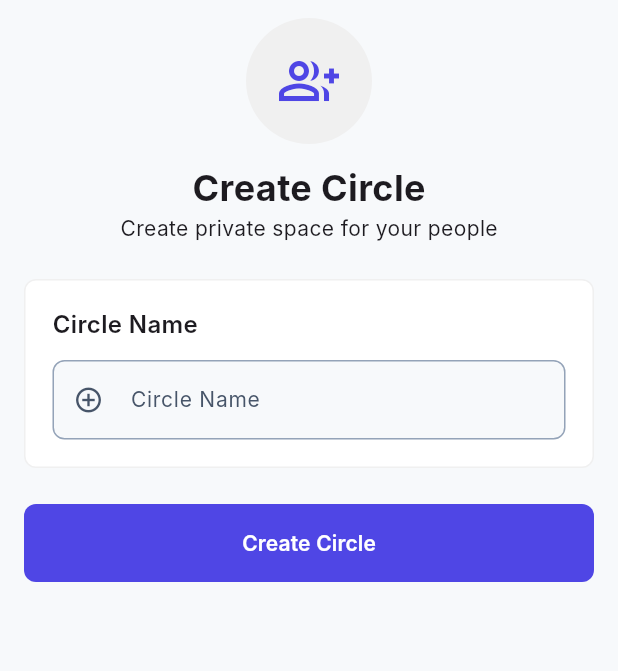
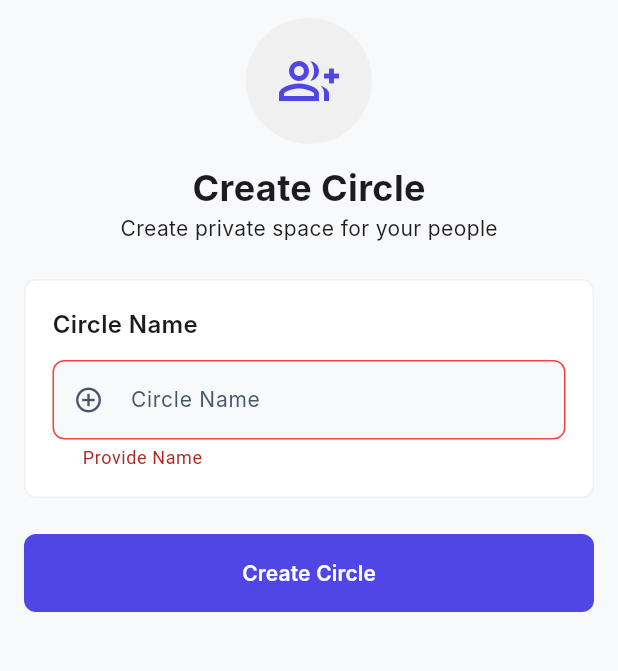
Before and after one commit to madhav-gaur/Circlo, a Flutter app: the CreateCircle screen opened by its route, after a tap on "Create Circle", on a phone screen of 412 x 824 dp, the part 84-755 px from its top. Run offline on Flutter 3.47's test engine with Material 3 defaults, Android fonts, the phone set to English and light mode, and no system bars; our stand-ins replace cloud_firestore, firebase_auth, firebase_core, flutter_riverpod, go_router, share_plus; accounts and stored records are empty; Roboto replaces fonts that are missing (Inter).

Commit message:
feat(Cirlce): Circle Creation Done

```diff
--- a/lib/core/router/router.dart
+++ b/lib/core/router/router.dart
@@ -1,8 +1,9 @@
 import 'package:circlo/core/router/routes.dart';
 import 'package:circlo/features/auth/screens/signin.dart';
 import 'package:circlo/features/auth/screens/signup.dart';
-import 'package:circlo/features/circles/create_circle.dart';
-import 'package:circlo/features/circles/dashboard.dart';
+import 'package:circlo/features/circles/screens/circle_created.dart';
+import 'package:circlo/features/circles/screens/create_circle.dart';
+import 'package:circlo/features/circles/screens/dashboard.dart';
 import 'package:firebase_auth/firebase_auth.dart';
 import 'package:go_router/go_router.dart';
 
@@ -37,5 +38,13 @@ final GoRouter appRouter = GoRouter(
       path: AppRoutes.createCircle,
       builder: (context, state) => CreateCircle(),
     ),
+    GoRoute(
+      path: AppRoutes.circleCreated,
+      builder: (context, state) {
+            final circleId = state.pathParameters['circleId']!;
+
+        return CircleCreated(circleId: circleId);
+      },
+    ),
   ],
 );
--- a/lib/core/router/routes.dart
+++ b/lib/core/router/routes.dart
@@ -3,4 +3,5 @@ class AppRoutes{
   static const signup = "/signup";
   static const signin = "/signin";
   static const createCircle = "/create-circle";
+  static const circleCreated = "/circle-created/:circleId";
 }
--- a/lib/features/auth/screens/signin.dart
+++ b/lib/features/auth/screens/signin.dart
@@ -93,7 +93,6 @@ class _SignupState extends State<SignIn> {
     } catch (e) {
       log(e.toString());
     } finally {
-      if (!mounted) return;
       setState(() {
         isLoading = false;
       });
--- a/lib/features/circles/create_circle.dart
+++ /dev/null
@@ -1,72 +0,0 @@
-import 'package:circlo/core/components/buttons.dart';
-import 'package:circlo/core/components/text_field.dart';
-import 'package:circlo/core/themes/borders.dart';
-import 'package:circlo/core/themes/colors.dart';
-import 'package:circlo/core/themes/fonts.dart';
-import 'package:circlo/core/themes/paddings.dart';
-import 'package:flutter/material.dart';
-
-class CreateCircle extends StatefulWidget {
-  const new({super.key});
-
-  @override
-  State<CreateCircle> createState() => _CreateCircleState();
-}
-
-class _CreateCircleState extends State<CreateCircle> {
-  @override
-  Widget build(BuildContext context) {
-    return Scaffold(
-      appBar: AppBar(title: Text("Circlo")),
-      body: ListView(
-        padding: AppPadding.pagePadding,
-        children: [
-          Center(
-            child: Column(
-              children: [
-                SizedBox(height: 12),
-                CircleAvatar(
-                  radius: 42,
-                  backgroundColor: AppColors.lightGrey,
-                  child: Icon(
-                    Icons.group_add_outlined,
-                    color: AppColors.primary,
-                    size: 40,
-                  ),
-                ),
-                SizedBox(height: 12),
-                Text("Create Circle", style: AppFonts.screenTitle),
-                Text(
-                  "Create private space for your people",
-                  style: AppFonts.body,
-                ),
-                SizedBox(height: 24),
-              ],
-            ),
-          ),
-          Container(
-            padding: EdgeInsets.all(18),
-            decoration: BoxDecoration(
-              color: AppColors.surface,
-              borderRadius: AppBorders.small,
-              border: Border.all(color: AppColors.lightGrey),
-            ),
-            child: Column(
-              crossAxisAlignment: CrossAxisAlignment.start,
-              children: [
-                Text("Circle Name", style: AppFonts.cardTitle),
-                SizedBox(height: 12),
-                AppTextField(
-                  label: "Circle Name",
-                  prefixIcon: Icons.add_circle_outline_outlined,
-                ),
-              ],
-            ),
-          ),
-          SizedBox(height: 24),
-          PrimaryButton(label: "Create Circle", onPressed: () {}),
-        ],
-      ),
-    );
-  }
-}
--- /dev/null
+++ b/lib/features/circles/screens/create_circle.dart
@@ -0,0 +1,134 @@
+import 'package:circlo/core/components/buttons.dart';
+import 'package:circlo/core/components/text_field.dart';
+import 'package:circlo/core/router/routes.dart';
+import 'package:circlo/core/themes/borders.dart';
+import 'package:circlo/core/themes/colors.dart';
+import 'package:circlo/core/themes/fonts.dart';
+import 'package:circlo/core/themes/paddings.dart';
+import 'package:circlo/features/circles/services/circle_service.dart';
+import 'package:firebase_auth/firebase_auth.dart';
+import 'package:flutter/material.dart';
+import 'package:go_router/go_router.dart';
+
+class CreateCircle extends StatefulWidget {
+  const new({super.key,});
+
+  @override
+  State<CreateCircle> createState() => _CreateCircleState();
+}
+
+class _CreateCircleState extends State<CreateCircle> {
+  final _formKey = GlobalKey<FormState>();
+  late TextEditingController _nameController;
+  bool isLoading = false;
+  @override
+  void initState() {
+    super.initState();
+    _nameController = TextEditingController();
+  }
+
+  @override
+  void dispose() {
+    _nameController.dispose();
+
+    super.dispose();
+  }
+
+  void _handleSubmit() async {
+    if (!_formKey.currentState!.validate()) return;
+
+    final currentUser = FirebaseAuth.instance.currentUser;
+    if (currentUser == null) {
+      if (!mounted) return;
+      return;
+    }
+
+    setState(() => isLoading = true);
+    try {
+      final circleId = await CircleService().createCircle(
+        creatorUid: currentUser.uid,
+        name: _nameController.text.trim(),
+      );
+
+      if (context.mounted && circleId != null) {
+        context.go(AppRoutes.circleCreated.replaceFirst(':circleId', circleId));
+      }
+    } catch (e) {
+      if (!mounted) return;
+    } finally {
+      if (mounted) {
+        setState(() => isLoading = false);
+      }
+    }
+  }
+
+  @override
+  Widget build(BuildContext context) {
+    return Scaffold(
+      appBar: AppBar(title: Text("Circlo")),
+      body: ListView(
+        padding: AppPadding.pagePadding,
+        children: [
+          Center(
+            child: Column(
+              children: [
+                SizedBox(height: 12),
+                CircleAvatar(
+                  radius: 42,
+                  backgroundColor: AppColors.lightGrey,
+                  child: Icon(
+                    Icons.group_add_outlined,
+                    color: AppColors.primary,
+                    size: 40,
+                  ),
+                ),
+                SizedBox(height: 12),
+                Text("Create Circle", style: AppFonts.screenTitle),
+                Text(
+                  "Create private space for your people",
+                  style: AppFonts.body,
+                ),
+                SizedBox(height: 24),
+              ],
+            ),
+          ),
+          Form(
+            key: _formKey,
+            child: Container(
+              padding: EdgeInsets.all(18),
+              decoration: BoxDecoration(
+                color: AppColors.surface,
+                borderRadius: AppBorders.small,
+                border: Border.all(color: AppColors.lightGrey),
+              ),
+              child: Column(
+                crossAxisAlignment: CrossAxisAlignment.start,
+                children: [
+                  Text("Circle Name", style: AppFonts.cardTitle),
+                  SizedBox(height: 12),
+                  AppTextField(
+                    label: "Circle Name",
+                    prefixIcon: Icons.add_circle_outline_outlined,
+                    controller: _nameController,
+                    validator: (val) {
+                      if (val == null || val.isEmpty) {
+                        return "Provide Name";
+                      }
+                      return null;
+                    },
+                  ),
+                ],
+              ),
+            ),
+          ),
+          SizedBox(height: 24),
+          PrimaryButton(
+            isLoading: isLoading,
+            label: "Create Circle",
+            onPressed: () => _handleSubmit(),
+          ),
+        ],
+      ),
+    );
+  }
+}
--- a/lib/features/circles/dashboard.dart
+++ b/lib/features/circles/screens/dashboard.dart
@@ -5,8 +5,8 @@ import 'package:circlo/core/themes/colors.dart';
 import 'package:circlo/core/themes/fonts.dart';
 import 'package:circlo/core/themes/paddings.dart';
 import 'package:circlo/features/auth/screens/profile.dart';
-import 'package:circlo/features/circles/circles.dart';
-import 'package:circlo/features/circles/home.dart';
+import 'package:circlo/features/circles/screens/circles.dart';
+import 'package:circlo/features/circles/screens/home.dart';
 import 'package:flutter/material.dart';
 
 class Dashboard extends StatefulWidget {
--- a/pubspec.yaml
+++ b/pubspec.yaml
@@ -41,6 +41,7 @@ dependencies:
   cloud_firestore: ^5.6.12
   riverpod: ^3.4.2
   flutter_riverpod: ^3.4.2
+  share_plus: ^13.3.0
 
 dev_dependencies:
   flutter_test:
```
Also changed, not shown: lib/core/widgets/member_tile.dart (added, +56 -0 lines), lib/features/auth/providers/user_provider.dart (+8 -1 lines), lib/features/auth/repo/user_repo.dart (+27 -4 lines), lib/features/circles/models/circle_model.dart (added, +32 -0 lines), lib/features/circles/providers/circle_provider.dart (added, +13 -0 lines), lib/features/circles/repository/circle_repo.dart (added, +15 -0 lines), lib/features/circles/screens/circle_created.dart (added, +171 -0 lines), lib/features/circles/services/circle_service.dart (added, +24 -0 lines), lib/utils/circle_invite_generator.dart (added, +11 -0 lines), lib/features/circles/screens/circles.dart (renamed from lib/features/circles/circles.dart), lib/features/circles/screens/home.dart (renamed from lib/features/circles/home.dart), pubspec.lock, 6 other files.
